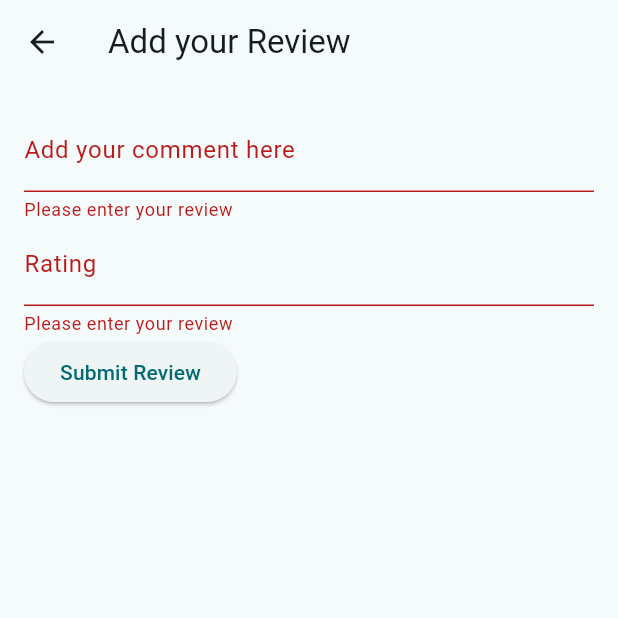
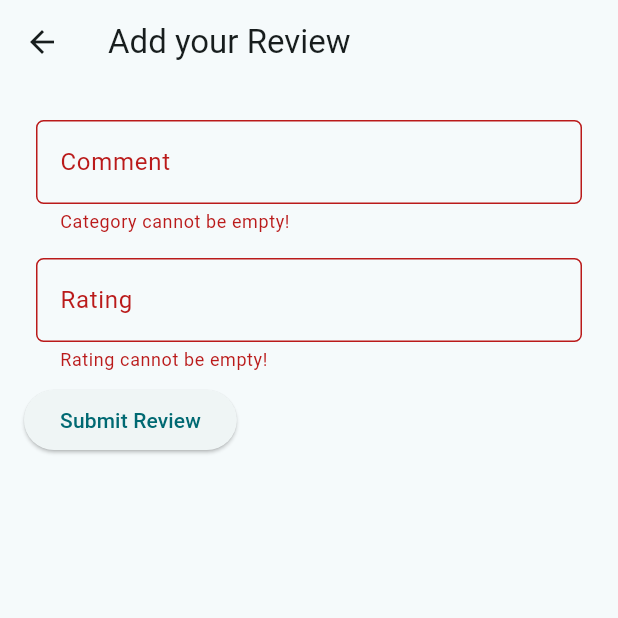
Before and after one commit to ReadNow-C14/ReadNow-mob, a Flutter app: the AddReview screen opened directly with empty values, after a tap on "Submit Review", on a phone screen of 412 x 824 dp, the top half of it. Run offline on Flutter 3.47's test engine with Material 3 defaults, Android fonts, the phone set to English and light mode, and no system bars; our stand-ins replace google_fonts; missing offline and left inert: pbp_django_auth; network calls fail.

Commit message:
Review buku : test push

```diff
--- a/lib/review_buku/models/reviewBuku.dart
+++ b/lib/review_buku/models/reviewBuku.dart
@@ -9,14 +9,14 @@ List<Review> reviewFromJson(String str) => List<Review>.from(json.decode(str).ma
 String reviewToJson(List<Review> data) => json.encode(List<dynamic>.from(data.map((x) => x.toJson())));
 
 class Review {
-    int idBukDb;
+    int book;
     String user;
     String comment;
     String createdAt;
     int rating;
 
     Review({
-        required this.idBukDb,
+        required this.book,
         required this.user,
         required this.comment,
         required this.createdAt,
@@ -24,7 +24,7 @@ class Review {
     });
 
     factory Review.fromJson(Map<String, dynamic> json) => Review(
-        idBukDb: json["id_buk_db"],
+        book: json["book"],
         user: json["user"],
         comment: json["comment"],
         createdAt: json["created_at"],
@@ -32,7 +32,7 @@ class Review {
     );
 
     Map<String, dynamic> toJson() => {
-        "id_buk_db": idBukDb,
+        "book": book,
         "user": user,
         "comment": comment,
         "created_at": createdAt,
--- a/lib/review_buku/screens/review_buku.dart
+++ b/lib/review_buku/screens/review_buku.dart
@@ -19,11 +19,6 @@ class _ReviewPageState extends State<ReviewPage> {
   Future<List<Review>> fetchReview(request) async {
     var url = Uri.parse('https://readnow-c14-tk.pbp.cs.ui.ac.id/review/get-review-json/${widget.bookid}');
     var response = await http.get(url, headers: {"Content-Type": "application/json"});
-
-    if (kDebugMode) {
-      print('Status Code: ${response.statusCode}');
-      print('Response Body: ${response.body}');
-    }
 
     List<dynamic> data = jsonDecode(utf8.decode(response.bodyBytes));
     return data.map((d) => Review.fromJson(d)).toList();
@@ -70,13 +65,11 @@ class _ReviewPageState extends State<ReviewPage> {
                             children: [
                               Text("User ID: ${review.user}", style: const TextStyle(fontSize: 18.0, fontWeight: FontWeight.bold)),
                               const SizedBox(height: 10),
-                              Text("Book ID: ${review.idBukDb}"),
+                              Text("Book ID: ${review.book}"),
                               const SizedBox(height: 10),
                               Text("Rating: ${review.rating}"),
                               const SizedBox(height: 10),
                               Text("Comment: ${review.comment}"),
-                              const SizedBox(height: 10),
-                              Text("Created At: ${review.createdAt}"),
                             ],
                           ));
                     });
--- a/lib/review_buku/screens/reviewbuku_form.dart
+++ b/lib/review_buku/screens/reviewbuku_form.dart
@@ -42,29 +42,60 @@ class _AddReviewState extends State<AddReview> {
           child: Column(
             crossAxisAlignment: CrossAxisAlignment.start,
             children: <Widget>[
-              TextFormField(
-                decoration: InputDecoration(labelText: 'Add your comment here'),
-                validator: (value) {
+              Padding(
+                padding: const EdgeInsets.all(8.0),
+                child: TextFormField(
+                  decoration: InputDecoration(
+                    hintText: "Comment",
+                    labelText: "Comment",
+                    border: OutlineInputBorder(
+                      borderRadius: BorderRadius.circular(5.0),
+                    ),
+                  ),
+                  onChanged: (String? value) {
+                    setState(() {
+                      _comment = value!;
+                    });
+                  },
+                  onSaved: (String? value) {
+                    setState(() {
+                      // Menambahkan variabel yang sesuai
+                      _comment = value!;
+                    });
+                  },
+                  validator: (String? value) {
                     if (value == null || value.isEmpty) {
-                    return 'Please enter your review';
+                      return "Category cannot be empty!";
                     }
                     return null;
                   },
-                onSaved: (value) {
-                  _comment = value!;
+                ),
+              ),
+              Padding(
+                padding: const EdgeInsets.all(8.0),
+                child: TextFormField(
+                  decoration: InputDecoration(
+                    hintText: "Rating",
+                    labelText: "Rating",
+                    border: OutlineInputBorder(
+                      borderRadius: BorderRadius.circular(5.0),
+                    ),
+                  ),
+                  onChanged: (String? value) {
+                    setState(() {
+                      _rating = int.parse(value!);
+                    });
                   },
-              ),
-              TextFormField(
-                decoration: InputDecoration(labelText: 'Rating'),
-                validator: (value) {
+                  validator: (String? value) {
                     if (value == null || value.isEmpty) {
-                    return 'Please enter your review';
+                      return "Rating cannot be empty!";
+                    }
+                    else if (int.tryParse(value) == null) {
+                      return "Rating must be a valid integer!";
                     }
                     return null;
                   },
-                onSaved: (value) {
-                  _rating = int.parse(value!);
-                },
+                ),
               ),
               ElevatedButton(
                 onPressed: () async {
@@ -74,11 +105,10 @@ class _AddReviewState extends State<AddReview> {
                         final response = await request.postJson(
                           "https://readnow-c14-tk.pbp.cs.ui.ac.id/submit-review-flutter/${widget.bookId}",
                           jsonEncode(<String, String>{
-                            'id_buk_db': widget.bookId.toString(),
+                              'book': widget.bookId.toString(),
                               'user': username,
+                              'comment': _comment,
                               'rating': _rating.toString(),
-                            'comment': _comment,
-                            'created_at': DateTime.now().toString(),
                         }));
                         if (response['status'] == 'success') {
                             if (!context.mounted) return;
```
Lines whose indentation alone changed are shown as unchanged.
